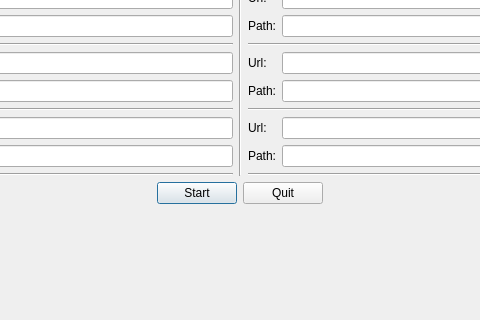
This is ver05/Dialog.ui in EasonLeung-git/curlpp_downloader as Qt 5 draws it before an edit; both pictures show x 107 to 587 and y 193 to 513 of the 694 by 513 pixel window. The edited form follows.
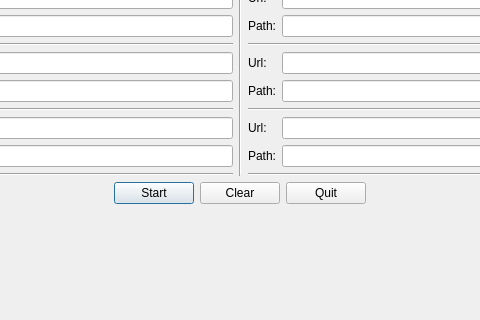
This is the edited form.

The edit to the form file:
```diff
--- a/ver05/Dialog.ui
+++ b/ver05/Dialog.ui
@@ -369,6 +369,13 @@
          </property>
         </widget>
        </item>
+       <item>
+        <widget class="QPushButton" name="pushButton_clear">
+         <property name="text">
+          <string>Clear</string>
+         </property>
+        </widget>
+       </item>
        <item>
         <widget class="QPushButton" name="pushButton_quit">
          <property name="text">
```
